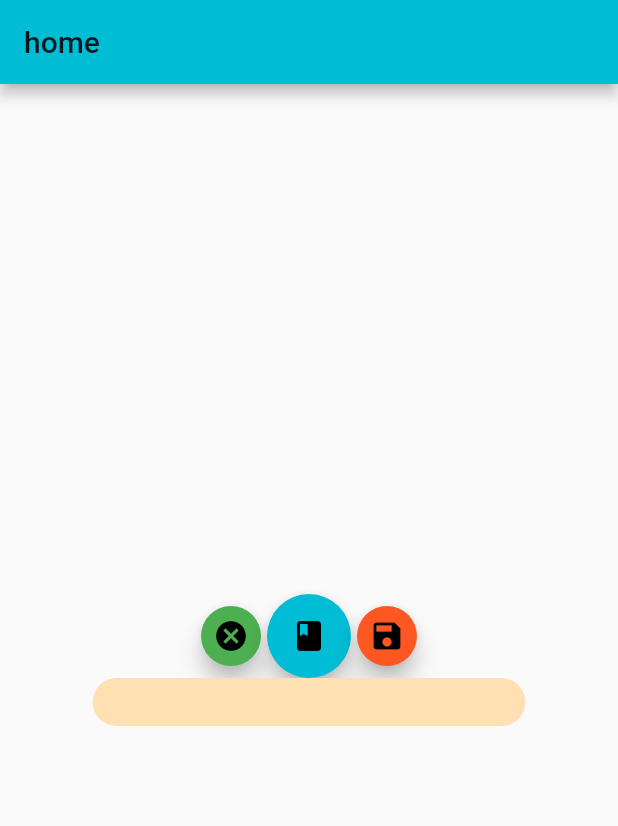
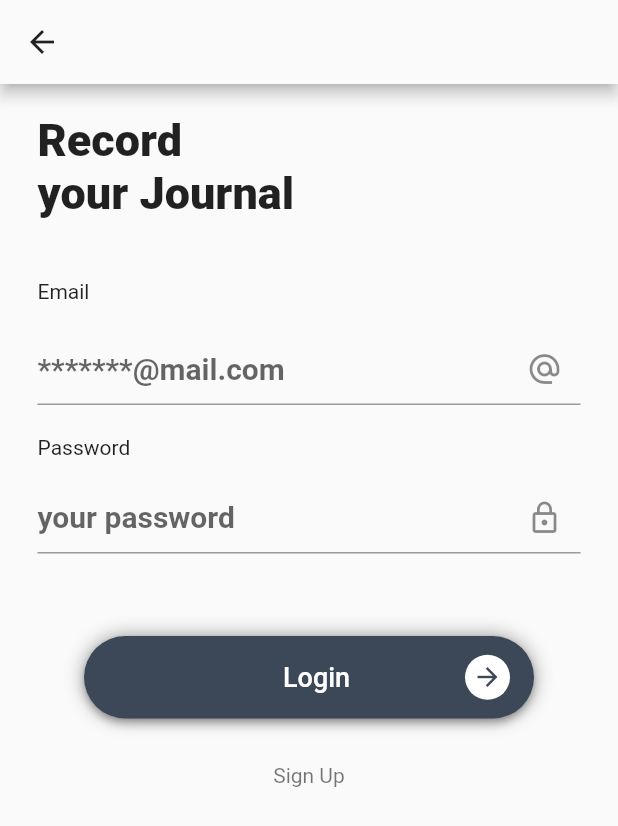
Before and after one commit to riy0/foreign_journal, a Flutter app: the screen it shows after launch, on a phone screen of 412 x 824 dp. Shown: the top 826 px of the screen. Run offline on Flutter 3.47's test engine with Material 2 defaults, Android fonts, the phone set to English and light mode, and no system bars; missing offline and left inert: speech_recognition.

Commit message:
add/login screen

```diff
--- /dev/null
+++ b/lib/auth/login.dart
@@ -0,0 +1,177 @@
+import 'package:flutter/gestures.dart';
+import 'package:flutter/material.dart';
+
+class Login extends StatefulWidget {
+  @override
+  _LoginState createState() => _LoginState();
+}
+
+class _LoginState extends State<Login> {
+  TapGestureRecognizer _signUpTapRecognizer;
+
+  @override
+  void initState() {
+    super.initState();
+    _signUpTapRecognizer = TapGestureRecognizer()..onTap = _handleSignInTap;
+  }
+
+  _handleSignInTap() {
+    Navigator.of(context).pushNamed('/signup');
+  }
+
+  @override
+  Widget build(BuildContext context) {
+    return Scaffold(
+      appBar: AppBar(
+        brightness: Brightness.light,
+        backgroundColor: Theme.of(context).scaffoldBackgroundColor,
+        leading: InkWell(
+          customBorder: CircleBorder(),
+          onTap: () => Navigator.pop(context),
+          child: Icon(
+            Icons.arrow_back,
+            color: Colors.black87,
+          ),
+        ),
+      ),
+      body: SafeArea(
+          child: SingleChildScrollView(
+        child: Stack(
+          children: <Widget>[
+            Padding(
+              padding: const EdgeInsets.symmetric(
+                horizontal: 25.0,
+              ),
+              child: Column(
+                children: <Widget>[
+                  Container(
+                    margin: EdgeInsets.only(top: 20),
+                    child: Row(
+                      children: <Widget>[
+                        Text(
+                          "Record",
+                          style: TextStyle(
+                            fontSize: 30,
+                            fontWeight: FontWeight.w900,
+                          ),
+                        ),
+                      ],
+                    ),
+                  ),
+                  Container(
+                    margin: EdgeInsets.only(bottom: 40.0),
+                    child: Row(
+                      children: <Widget>[
+                        Text(
+                          "your Journal",
+                          style: TextStyle(
+                            fontSize: 30,
+                            fontWeight: FontWeight.w900,
+                          ),
+                        ),
+                      ],
+                    ),
+                  ),
+                  Container(
+                    alignment: Alignment.topLeft,
+                    child: Text('Email'),
+                  ),
+                  Container(
+                    margin: EdgeInsets.symmetric(vertical: 20.0),
+                    child: TextFormField(
+                      style:
+                          TextStyle(fontSize: 20, fontWeight: FontWeight.bold),
+                      decoration: InputDecoration(
+                          hintText: '*******@mail.com',
+                          suffixIcon: Icon(Icons.alternate_email)),
+                    ),
+                  ),
+                  Container(
+                    alignment: Alignment.topLeft,
+                    child: Text('Password'),
+                  ),
+                  Container(
+                    margin: EdgeInsets.symmetric(vertical: 15.0),
+                    child: TextFormField(
+                      style:
+                          TextStyle(fontSize: 20, fontWeight: FontWeight.bold),
+                      decoration: InputDecoration(
+                          hintText: 'your password',
+                          suffixIcon: Icon(Icons.lock_outline)),
+                      obscureText: true,
+                    ),
+                  ),
+                  Container(
+                    width: 300,
+                    height: 55,
+                    margin: EdgeInsets.only(top: 40, bottom: 30.0),
+                    decoration: BoxDecoration(
+                      borderRadius: BorderRadius.circular(30.0),
+                      boxShadow: [
+                        BoxShadow(
+                            color: Colors.black87.withOpacity(.4),
+                            blurRadius: 10.0),
+                      ],
+                    ),
+                    child: RaisedButton(
+                      color: Color(0xFF3C4858),
+                      shape: RoundedRectangleBorder(
+                          borderRadius: BorderRadius.circular(30.0)),
+                      onPressed: () {
+                        Navigator.of(context).pushNamedAndRemoveUntil(
+                            '/home', (Route<dynamic> route) => false);
+                      },
+                      child: Row(
+                        children: <Widget>[
+                          Expanded(
+                            child: Container(
+                              alignment: Alignment.center,
+                              margin: EdgeInsets.only(left: 40.0),
+                              child: Text(
+                                'Login',
+                                style: TextStyle(
+                                    color: Colors.white, fontSize: 18.0),
+                              ),
+                            ),
+                          ),
+                          Container(
+                            height: 30.0,
+                            width: 30.0,
+                            decoration: BoxDecoration(
+                                shape: BoxShape.circle, color: Colors.white),
+                            child: Icon(
+                              Icons.arrow_forward,
+                              color: Color(0xFF3C4858),
+                              size: 20.0,
+                            ),
+                          )
+                        ],
+                      ),
+                    ),
+                  ),
+                  Container(
+                    child: RichText(
+                        text: TextSpan(
+                            style: Theme.of(context).textTheme.body1,
+                            children: [
+                          TextSpan(
+                              text: 'Sign Up',
+                              style: TextStyle(color: Colors.black54),
+                              recognizer: _signUpTapRecognizer),
+                        ])),
+                  ),
+                ],
+              ),
+            ),
+          ],
+        ),
+      )),
+    );
+  }
+
+  @override
+  void dispose() {
+    _signUpTapRecognizer.dispose();
+    super.dispose();
+  }
+}
--- a/lib/main.dart
+++ b/lib/main.dart
@@ -1,5 +1,6 @@
 import 'package:flutter/material.dart';
 import 'package:foreign_journal/screens/home_screen.dart';
+import './auth/login.dart';
 // import './screens/home_screen.dart';
 
 void main() => runApp(MyApp());
@@ -13,7 +14,10 @@ class MyApp extends StatelessWidget {
       theme: ThemeData(
         primarySwatch: Colors.cyan,
       ),
-      home: HomeScreen(),
+      initialRoute: '/',
+      routes: {
+        '/': (context) => Login(),
+      },
     );
   }
 }
```
